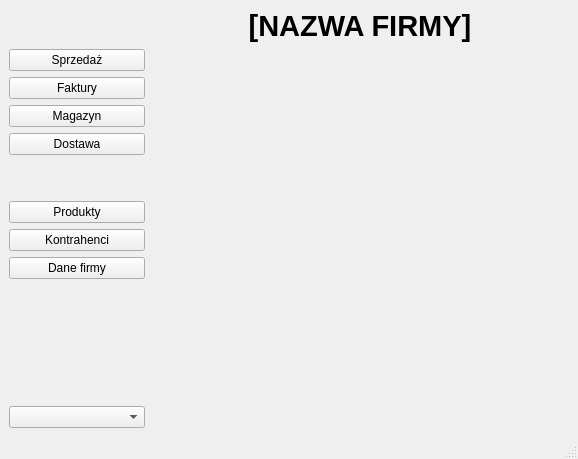
Old version of the form mainwindow.ui in the repository DzimiX/ProgramSprzedazowy.
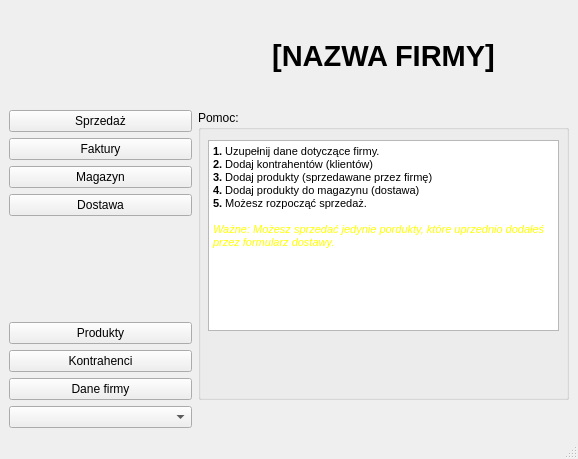
New version of the form.

```diff
--- a/mainwindow.ui
+++ b/mainwindow.ui
@@ -18,20 +18,146 @@
   </property>
   <widget class="QWidget" name="centralwidget">
    <layout class="QGridLayout" name="gridLayout">
-    <item row="6" column="2" rowspan="10" colspan="2">
-     <spacer name="verticalSpacer">
+    <item row="6" column="0">
+     <layout class="QHBoxLayout" name="horizontalLayout_2"/>
+    </item>
+    <item row="9" column="0">
+     <layout class="QVBoxLayout" name="verticalLayout_3">
+      <item>
+       <widget class="QComboBox" name="comboBox"/>
+      </item>
+     </layout>
+    </item>
+    <item row="8" column="0">
+     <layout class="QVBoxLayout" name="verticalLayout_6"/>
+    </item>
+    <item row="0" column="0">
+     <spacer name="horizontalSpacer">
       <property name="orientation">
-       <enum>Qt::Vertical</enum>
+       <enum>Qt::Horizontal</enum>
+      </property>
+      <property name="sizeType">
+       <enum>QSizePolicy::Preferred</enum>
       </property>
       <property name="sizeHint" stdset="0">
        <size>
-        <width>20</width>
-        <height>40</height>
+        <width>40</width>
+        <height>20</height>
        </size>
       </property>
      </spacer>
     </item>
-    <item row="0" column="1" colspan="3">
+    <item row="7" column="0">
+     <layout class="QVBoxLayout" name="verticalLayout_2">
+      <item>
+       <widget class="QPushButton" name="pushButton_4">
+        <property name="text">
+         <string>Produkty</string>
+        </property>
+       </widget>
+      </item>
+      <item>
+       <widget class="QPushButton" name="pushButton_3">
+        <property name="text">
+         <string>Kontrahenci</string>
+        </property>
+       </widget>
+      </item>
+      <item>
+       <widget class="QPushButton" name="pushButton_5">
+        <property name="text">
+         <string>Dane firmy</string>
+        </property>
+       </widget>
+      </item>
+     </layout>
+    </item>
+    <item row="5" column="2" rowspan="3" colspan="2">
+     <layout class="QHBoxLayout" name="horizontalLayout_3">
+      <item>
+       <widget class="QGroupBox" name="groupBox">
+        <property name="title">
+         <string>Pomoc:</string>
+        </property>
+        <widget class="QWidget" name="verticalLayoutWidget_7">
+         <property name="geometry">
+          <rect>
+           <x>10</x>
+           <y>30</y>
+           <width>351</width>
+           <height>191</height>
+          </rect>
+         </property>
+         <layout class="QVBoxLayout" name="verticalLayout_7">
+          <item>
+           <widget class="QTextBrowser" name="textBrowser">
+            <property name="html">
+             <string>&lt;!DOCTYPE HTML PUBLIC &quot;-//W3C//DTD HTML 4.0//EN&quot; &quot;http://www.w3.org/TR/REC-html40/strict.dtd&quot;&gt;
+&lt;html&gt;&lt;head&gt;&lt;meta name=&quot;qrichtext&quot; content=&quot;1&quot; /&gt;&lt;style type=&quot;text/css&quot;&gt;
+p, li { white-space: pre-wrap; }
+&lt;/style&gt;&lt;/head&gt;&lt;body style=&quot; font-family:'MS Shell Dlg 2'; font-size:8.25pt; font-weight:400; font-style:normal;&quot;&gt;
+&lt;p style=&quot; margin-top:0px; margin-bottom:0px; margin-left:0px; margin-right:0px; -qt-block-indent:0; text-indent:0px;&quot;&gt;&lt;span style=&quot; font-family:'MS Shell Dlg 2'; font-weight:600;&quot;&gt;1.&lt;/span&gt;&lt;span style=&quot; font-family:'MS Shell Dlg 2';&quot;&gt; Uzupełnij dane dotyczące firmy.&lt;/span&gt;&lt;/p&gt;
+&lt;p style=&quot; margin-top:0px; margin-bottom:0px; margin-left:0px; margin-right:0px; -qt-block-indent:0; text-indent:0px;&quot;&gt;&lt;span style=&quot; font-family:'MS Shell Dlg 2'; font-weight:600;&quot;&gt;2.&lt;/span&gt;&lt;span style=&quot; font-family:'MS Shell Dlg 2';&quot;&gt; Dodaj kontrahentów (klientów)&lt;/span&gt;&lt;/p&gt;
+&lt;p style=&quot; margin-top:0px; margin-bottom:0px; margin-left:0px; margin-right:0px; -qt-block-indent:0; text-indent:0px;&quot;&gt;&lt;span style=&quot; font-family:'MS Shell Dlg 2'; font-weight:600;&quot;&gt;3.&lt;/span&gt;&lt;span style=&quot; font-family:'MS Shell Dlg 2';&quot;&gt; Dodaj produkty (sprzedawane przez firmę)&lt;/span&gt;&lt;/p&gt;
+&lt;p style=&quot; margin-top:0px; margin-bottom:0px; margin-left:0px; margin-right:0px; -qt-block-indent:0; text-indent:0px;&quot;&gt;&lt;span style=&quot; font-family:'MS Shell Dlg 2'; font-weight:600;&quot;&gt;4.&lt;/span&gt;&lt;span style=&quot; font-family:'MS Shell Dlg 2';&quot;&gt; Dodaj produkty do magazynu (dostawa)&lt;/span&gt;&lt;/p&gt;
+&lt;p style=&quot; margin-top:0px; margin-bottom:0px; margin-left:0px; margin-right:0px; -qt-block-indent:0; text-indent:0px;&quot;&gt;&lt;span style=&quot; font-family:'MS Shell Dlg 2'; font-weight:600;&quot;&gt;5.&lt;/span&gt;&lt;span style=&quot; font-family:'MS Shell Dlg 2';&quot;&gt; Możesz rozpocząć sprzedaż.&lt;/span&gt;&lt;/p&gt;
+&lt;p style=&quot;-qt-paragraph-type:empty; margin-top:0px; margin-bottom:0px; margin-left:0px; margin-right:0px; -qt-block-indent:0; text-indent:0px; font-family:'MS Shell Dlg 2';&quot;&gt;&lt;br /&gt;&lt;/p&gt;
+&lt;p style=&quot; margin-top:0px; margin-bottom:0px; margin-left:0px; margin-right:0px; -qt-block-indent:0; text-indent:0px;&quot;&gt;&lt;span style=&quot; font-family:'MS Shell Dlg 2'; font-style:italic; color:#ffff00;&quot;&gt;Ważne: Możesz sprzedać jedynie pordukty, które uprzednio dodałeś przez formularz dostawy.&lt;/span&gt;&lt;/p&gt;&lt;/body&gt;&lt;/html&gt;</string>
+            </property>
+           </widget>
+          </item>
+         </layout>
+        </widget>
+       </widget>
+      </item>
+     </layout>
+    </item>
+    <item row="5" column="0">
+     <layout class="QVBoxLayout" name="verticalLayout_4">
+      <item>
+       <layout class="QVBoxLayout" name="verticalLayout">
+        <item>
+         <widget class="QPushButton" name="pushButton">
+          <property name="text">
+           <string>Sprzedaż</string>
+          </property>
+         </widget>
+        </item>
+        <item>
+         <widget class="QPushButton" name="pushButton_7">
+          <property name="enabled">
+           <bool>true</bool>
+          </property>
+          <property name="text">
+           <string>Faktury</string>
+          </property>
+         </widget>
+        </item>
+        <item>
+         <widget class="QPushButton" name="pushButton_6">
+          <property name="enabled">
+           <bool>true</bool>
+          </property>
+          <property name="text">
+           <string>Magazyn</string>
+          </property>
+         </widget>
+        </item>
+        <item>
+         <widget class="QPushButton" name="pushButton_2">
+          <property name="enabled">
+           <bool>true</bool>
+          </property>
+          <property name="text">
+           <string>Dostawa</string>
+          </property>
+         </widget>
+        </item>
+       </layout>
+      </item>
+     </layout>
+    </item>
+    <item row="0" column="2" colspan="2">
      <widget class="QLabel" name="company_name">
       <property name="font">
        <font>
@@ -58,83 +184,6 @@
       </property>
      </widget>
     </item>
-    <item row="2" column="0">
-     <widget class="QPushButton" name="pushButton_7">
-      <property name="enabled">
-       <bool>true</bool>
-      </property>
-      <property name="text">
-       <string>Faktury</string>
-      </property>
-     </widget>
-    </item>
-    <item row="1" column="0">
-     <widget class="QPushButton" name="pushButton">
-      <property name="text">
-       <string>Sprzedaż</string>
-      </property>
-     </widget>
-    </item>
-    <item row="7" column="0">
-     <widget class="QPushButton" name="pushButton_2">
-      <property name="enabled">
-       <bool>true</bool>
-      </property>
-      <property name="text">
-       <string>Dostawa</string>
-      </property>
-     </widget>
-    </item>
-    <item row="10" column="0">
-     <widget class="QPushButton" name="pushButton_3">
-      <property name="text">
-       <string>Kontrahenci</string>
-      </property>
-     </widget>
-    </item>
-    <item row="11" column="0">
-     <widget class="QPushButton" name="pushButton_5">
-      <property name="text">
-       <string>Dane firmy</string>
-      </property>
-     </widget>
-    </item>
-    <item row="15" column="0">
-     <widget class="QComboBox" name="comboBox"/>
-    </item>
-    <item row="0" column="0">
-     <spacer name="horizontalSpacer">
-      <property name="orientation">
-       <enum>Qt::Horizontal</enum>
-      </property>
-      <property name="sizeType">
-       <enum>QSizePolicy::Preferred</enum>
-      </property>
-      <property name="sizeHint" stdset="0">
-       <size>
-        <width>40</width>
-        <height>20</height>
-       </size>
-      </property>
-     </spacer>
-    </item>
-    <item row="6" column="0">
-     <widget class="QPushButton" name="pushButton_6">
-      <property name="enabled">
-       <bool>true</bool>
-      </property>
-      <property name="text">
-       <string>Magazyn</string>
-      </property>
-     </widget>
-    </item>
-    <item row="9" column="0">
-     <widget class="QPushButton" name="pushButton_4">
-      <property name="text">
-       <string>Produkty</string>
-      </property>
-     </widget>
-    </item>
    </layout>
   </widget>
   <widget class="QMenuBar" name="menubar">
```
